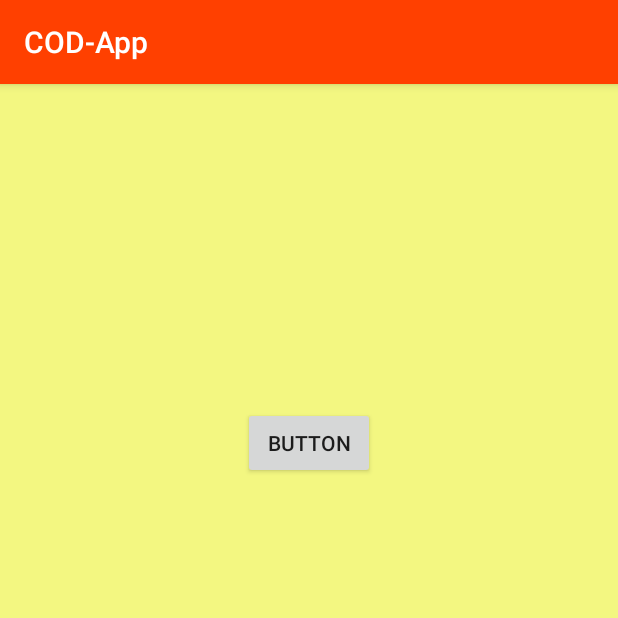
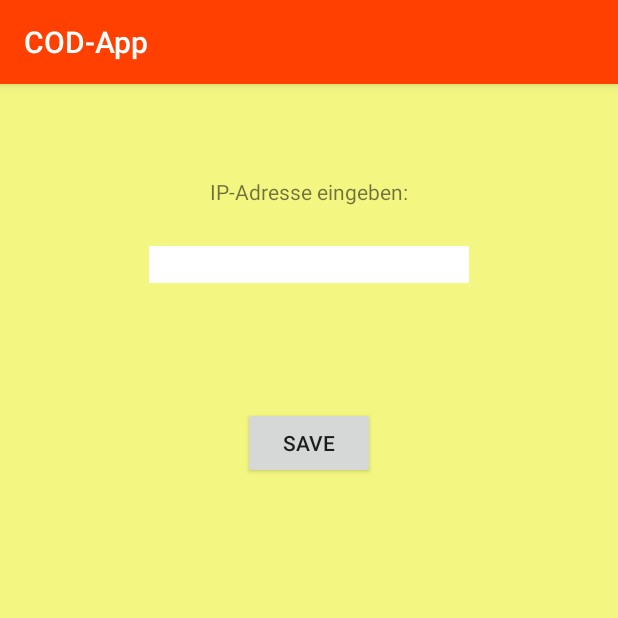
Before and after one commit to nymphet4mine/cod, an Android app: the screen it shows after launch (SettingsActivity), in the options menu, after a tap on "Settings", on a phone screen of 412 x 824 dp, the top half of it. Run offline under Robolectric (Android 15) with nearby library versions, the phone set to English and light mode, and no system bars.

Commit message:
Settingsfile geändert

```diff
--- a/COD-App/app/src/main/AndroidManifest.xml
+++ b/COD-App/app/src/main/AndroidManifest.xml
@@ -19,5 +19,6 @@
         <activity android:name=".FernzugriffActivity"></activity>
         <activity android:name=".BilduebertragungsActivity"></activity>
     </application>
+    <uses-permission android:name="android.permission.INTERNET" />
 
 </manifest>
--- a/COD-App/app/src/main/java/colourorienteddriver/cod_app/app/BilduebertragungsActivity.java
+++ b/COD-App/app/src/main/java/colourorienteddriver/cod_app/app/BilduebertragungsActivity.java
@@ -1,16 +1,32 @@
 package colourorienteddriver.cod_app.app;
 
+import android.app.Activity;
+import android.content.Intent;
+import android.net.Uri;
 import android.os.Bundle;
-import android.support.v7.app.AppCompatActivity;
+import android.view.View;
+import android.widget.VideoView;
 
 /**
  * Created by AlexR on 26.10.2016.
  */
 
-public class BilduebertragungsActivity extends AppCompatActivity {
-    @Override
-    protected void onCreate(Bundle savedInstanceState) {
+public class BilduebertragungsActivity extends Activity {
+    String vidAdress = "http://192.168.0.12:8090";
+
+    //String vidAdress = "https://archive.org/download/ksnn_compilation_master_the_internet/ksnn_compilation_master_the_internet_512kb.mp4";
+    Uri vidUri = Uri.parse(vidAdress);
+
+    public void onCreate(Bundle savedInstanceState) {
         super.onCreate(savedInstanceState);
-        setContentView(R.layout.activity_fernzugriff);
+        setContentView(R.layout.activity_bilduebertragung);
+        VideoView vidView = (VideoView)findViewById(R.id.videoView);
+        vidView.setVideoURI(vidUri);
+        try {
+            vidView.start();
+        }catch (Exception e){
+
+        }
+
     }
 }
--- a/COD-App/app/src/main/java/colourorienteddriver/cod_app/app/MainActivity.java
+++ b/COD-App/app/src/main/java/colourorienteddriver/cod_app/app/MainActivity.java
@@ -9,17 +9,19 @@ import android.view.MenuItem;
 import android.view.View;
 import android.widget.Button;
 
+
+
 public class MainActivity extends AppCompatActivity {
-    Button fernzugriff;
-    Button bildübertragung;
+
+    private static String ip;
 
     @Override
     protected void onCreate(Bundle savedInstanceState) {
         super.onCreate(savedInstanceState);
         setContentView(R.layout.activity_main);
-        fernzugriff = (Button) findViewById(R.id.fernzugriff);
+        Button fernzugriff = (Button) findViewById(R.id.fernzugriff);
         fernzugriff.setOnClickListener(fernzugriffHandler);
-        bildübertragung = (Button) findViewById(R.id.bildübertragung);
+        Button bildübertragung = (Button) findViewById(R.id.bildübertragung);
         bildübertragung.setOnClickListener(bildübertragungHandler);
     }
 
@@ -62,5 +64,13 @@ public class MainActivity extends AppCompatActivity {
         return super.onOptionsItemSelected(item);
     }
 
+    public static String getIp (){
+        return ip;
+    }
+
+    public static void setIp (String ipAdresse) {
+        ip = ipAdresse;
+    }
+
 
 }
--- a/COD-App/app/src/main/java/colourorienteddriver/cod_app/app/SettingsActivity.java
+++ b/COD-App/app/src/main/java/colourorienteddriver/cod_app/app/SettingsActivity.java
@@ -1,8 +1,11 @@
 package colourorienteddriver.cod_app.app;
 
-import android.app.Activity;
+import android.content.Intent;
 import android.os.Bundle;
 import android.support.v7.app.AppCompatActivity;
+import android.view.View;
+import android.widget.Button;
+import android.widget.EditText;
 
 
 /**
@@ -10,10 +13,27 @@ import android.support.v7.app.AppCompatActivity;
  */
 
 public class SettingsActivity extends AppCompatActivity {
-
+    Button save;
+    EditText text;
     @Override
     protected void onCreate(Bundle savedInstanceState) {
         super.onCreate(savedInstanceState);
         setContentView(R.layout.activity_settings);
+        save = (Button) findViewById(R.id.saveButton);
+        save.setOnClickListener(saveHandler);
+        text = (EditText) findViewById(R.id.editText);
     }
+
+    View.OnClickListener saveHandler = new View.OnClickListener() {
+        @Override
+        public void onClick(View v) {
+            String ipAdresse = text.getText().toString();
+            MainActivity.setIp(ipAdresse);
+            Intent myIntent = new Intent(v.getContext(), MainActivity.class);
+            startActivityForResult(myIntent, 0);
+
+        }
+    };
+
+
 }
--- a/COD-App/app/src/main/res/layout/activity_bilduebertragung.xml
+++ b/COD-App/app/src/main/res/layout/activity_bilduebertragung.xml
@@ -1,6 +1,14 @@
 <?xml version="1.0" encoding="utf-8"?>
 <RelativeLayout xmlns:android="http://schemas.android.com/apk/res/android"
     android:layout_width="match_parent" android:layout_height="match_parent"
-    android:layout_centerVertical="true" android:background="@color/colorAccent">
+    android:layout_centerVertical="true" >
+
+
+    <VideoView
+        android:layout_width="wrap_content"
+        android:layout_height="wrap_content"
+        android:layout_centerHorizontal="true"
+        android:id="@+id/videoView"
+        android:layout_alignParentTop="true" />
 
 </RelativeLayout>
--- a/COD-App/app/src/main/res/layout/activity_settings.xml
+++ b/COD-App/app/src/main/res/layout/activity_settings.xml
@@ -11,13 +11,34 @@
     android:paddingTop="@dimen/activity_vertical_margin"
     tools:context="colourorienteddriver.cod_app.app.SettingsActivity">
 
+    <TextView
+        android:text="IP-Adresse eingeben:"
+        android:layout_width="wrap_content"
+        android:layout_height="wrap_content"
+        android:layout_alignParentTop="true"
+        android:layout_centerHorizontal="true"
+        android:layout_marginTop="46dp"
+        android:id="@+id/ipText" />
+
+    <EditText
+        android:layout_width="wrap_content"
+        android:layout_height="wrap_content"
+        android:inputType="text"
+        android:ems="10"
+        android:layout_alignParentTop="true"
+        android:layout_centerHorizontal="true"
+        android:layout_marginTop="92dp"
+        android:id="@+id/editText"
+        android:background="#FFFFFF"/>
 
     <Button
-        android:text="Button"
+        android:text="Save"
         android:layout_width="wrap_content"
         android:layout_height="wrap_content"
         android:layout_alignParentTop="true"
         android:layout_centerHorizontal="true"
         android:layout_marginTop="199dp"
-        android:id="@+id/button3" />
+        android:id="@+id/saveButton"
+        android:onClick=""/>
+
 </RelativeLayout>
```
Also changed, not shown: 1 other file.
